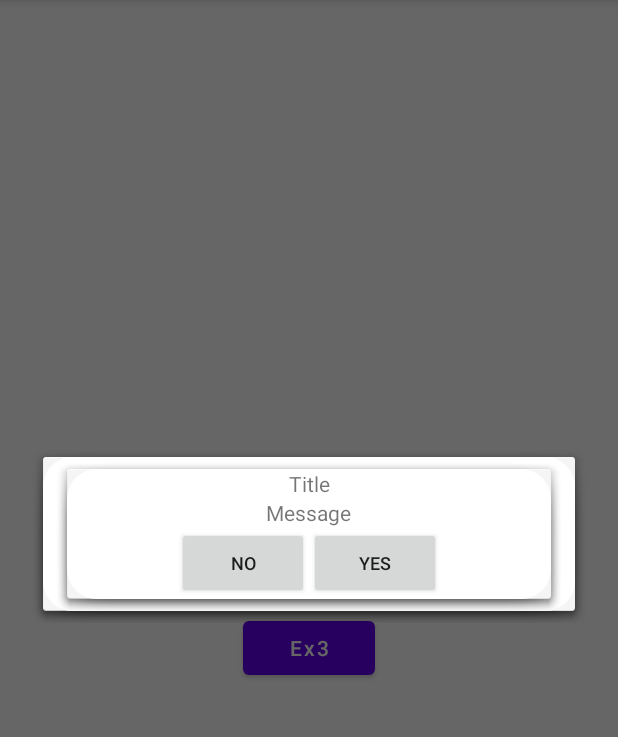
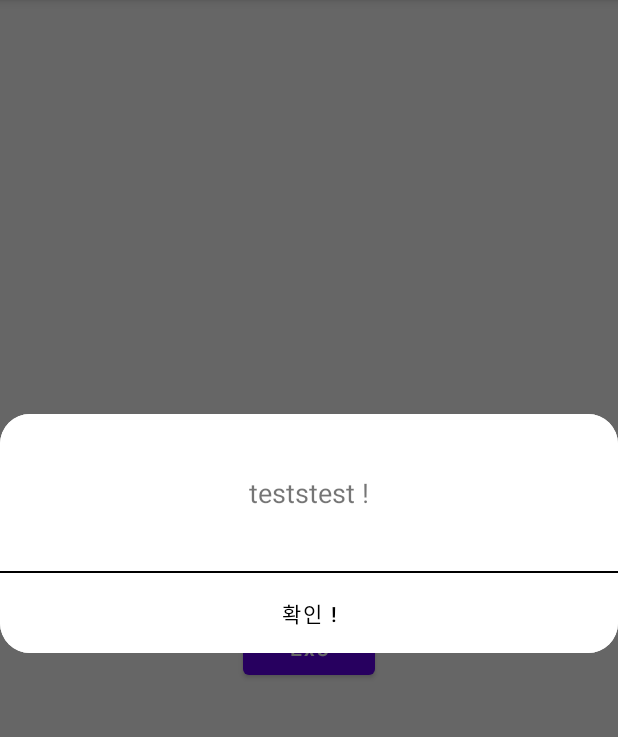
Before and after one commit to HYUNJUNEPARK/AlertDialogEx, an Android app: the screen it shows after launch (MainActivity), after a tap on "Ex1", on a phone screen of 412 x 824 dp, the part 84-821 px from its top. Run offline under Robolectric (Android 15) with nearby library versions, the phone set to English and light mode, and no system bars; our stand-ins replace data binding; Roboto replaces fonts that are not available here.

Commit message:
feat: ex01 완성

```diff
--- a/app/src/main/java/com/study/customex/AlertDialogManager.kt
+++ b/app/src/main/java/com/study/customex/AlertDialogManager.kt
@@ -5,7 +5,6 @@ import android.content.Context
 import android.util.Log
 import android.view.LayoutInflater
 import android.widget.TextView
-import android.widget.Toast
 import androidx.appcompat.widget.AppCompatButton
 
 class AlertDialogManager(private val context: Context) {
@@ -60,7 +59,7 @@ class AlertDialogManager(private val context: Context) {
         positiveFun: () -> Unit,
         negativeFun: (() -> Unit)? = null
     ) {
-        val view = LayoutInflater.from(context).inflate(R.layout.dialog_ex_01, null)
+        val view = LayoutInflater.from(context).inflate(R.layout.dialog_ex_00, null)
         view.findViewById<TextView>(R.id.text_view_ex_01_title).text = title
         view.findViewById<TextView>(R.id.text_view_ex_01_content).text = message
 
--- a/app/src/main/java/com/study/customex/MainActivity.kt
+++ b/app/src/main/java/com/study/customex/MainActivity.kt
@@ -19,80 +19,24 @@ class MainActivity : AppCompatActivity() {
 
     //Ex1
     fun onEx1() {
-        AlertDialogManager(this).showXmlLayoutDialog(
-            "Title",
-            "Message",
-            "YES",
-            "NO",
-            ::testFun,
-            ::testFun2
-        )
-
-//        Dialog(this).apply {
-//            setContentView(R.layout.dialog_ex_01)
-//            this.findViewById<TextView>(R.id.text_view_ex_01_title).text = "Ex1 AlertDialog"
-//            this.findViewById<TextView>(R.id.contentTextView).text = "Alert Contents"
-//
-//            this.findViewById<AppCompatButton>(R.id.btnNegative).apply {
-//                text = "N"
-//                setOnClickListener {
-//                    dismiss()
-//                }
-//            }
-//
-//            this.findViewById<AppCompatButton>(R.id.btnPositive).apply {
-//                text = "Y"
-//                setOnClickListener {
-//                    Toast.makeText(context, "positive button", Toast.LENGTH_SHORT).show()
-//                }
-//            }
-//            show()
-//        }
+        MyCustomDialog(
+            this,
+            "teststest !",
+            "확인 !",
+            positiveFun = ::testFun
+        ).showEx1Dialog()
     }
 
-    //Ex4
+    //Ex2
     fun onEx2() {
-        val act = this ?: return
-
-//        MyCustomDialogWithYN(act, "이 문의 내용을\n수정 하시겠습니까?",
-//            "수정하기",
-//            "취소",
-//            resources.getColor(R.color.purple_200),
-//            resources.getColor(R.color.teal_200), act,
-//            {
-//                testFun()
-//            },
-//            {}).showDialog()
-
-        MyCustomDialog(
-            this,
-            "인증시간이 초과되었습니다. 인증 요청을 다시 진행해주시기 바랍니다.",
-            "확인"
-        ) {/*확인 버튼 클릭 시 실행*/}.showDialog()
-
-
-
-//        val view = LayoutInflater.from(this).inflate(R.layout.custom_sample_dialog_02, null)
-//        view.findViewById<TextView>(R.id.text_view_ex_01_title).text = "Ex3 AlertDialog"
-//        val alertDialog = AlertDialog.Builder(this, R.style.Them_Dialog_Ex_01)
-//            .setView(view)
-//            .setCancelable(false)
-//            .create()
-//        view.findViewById<AppCompatButton>(R.id.btnPositive2).apply {
-//            this.text = "Y"
-//            this.setOnClickListener {
-//                Toast.makeText(context, "positive button", Toast.LENGTH_SHORT).show()
-//            }
-//        }
-//        view.findViewById<AppCompatButton>(R.id.btnNegative2).apply {
-//            this.text = "N"
-//            this.setOnClickListener {
-//                alertDialog.dismiss()
-//            }
-//        }
-//        alertDialog.show()
+//        MyCustomDialog(
+//            this,
+//            "teststest",
+//            "확인"
+//        ) {/*확인 버튼 클릭 시 실행*/}.showEx2Dialog()
     }
 
+    //Ex3
     fun onEx3() {
         AlertDialogManager(this).showPlainAlertDialog(
             "Title",
--- a/app/src/main/java/com/study/customex/MyCustomDialog.kt
+++ b/app/src/main/java/com/study/customex/MyCustomDialog.kt
@@ -4,33 +4,33 @@ import android.app.Dialog
 import android.content.Context
 import android.graphics.Color
 import android.graphics.drawable.ColorDrawable
-import android.util.Log
 import android.view.LayoutInflater
 import android.view.View
 import android.widget.Button
 import android.widget.LinearLayout
 import android.widget.TextView
+import com.google.android.material.button.MaterialButton
 
 /**
  * @param context
  * @param content
- * @param btnContent
- * @param parameterFunction
+ * @param positiveBtnContent
+ * @param positiveFun
  */
 class MyCustomDialog(
     private val context: Context,
     private val content: String,
-    private val btnContent: String,
-    private val parameterFunction: () -> Unit,
+    private val positiveBtnContent: String,
+    private val negativeBtnContent: String? = null,
+    private val positiveFun: (() -> Unit)? = null,
+    private val negativeFun: (() -> Unit)? = null,
 ) {
-
     companion object {
-        var isDialogShowing = false
-        val TAG = "testLog"
+        var isDialogShowing = false //dialog 객체가 이미 떠있는 상태라면 중복으로 띄우지 않음
     }
 
     private val dialog: Dialog
-    private var view: View
+    private var layoutParams: LinearLayout.LayoutParams
 
     init {
         dialog = object : Dialog(context, R.style.Theme_Dialog) {
@@ -44,41 +44,94 @@ class MyCustomDialog(
                 isDialogShowing = false
             }
 
-            override fun onBackPressed() { //다이얼로그가 떠있는 상태에서 시스템 Back 클릭 했을 때
-                super.onBackPressed()
-            }
+//            override fun onBackPressed() { //다이얼로그가 떠있는 상태에서 시스템 Back 클릭 했을 때
+//                super.onBackPressed()
+//            }
         }
 
-        val layoutParams = LinearLayout.LayoutParams(
+       layoutParams = LinearLayout.LayoutParams(
             /*width*/ LinearLayout.LayoutParams.MATCH_PARENT,
             /*height*/LinearLayout.LayoutParams.MATCH_PARENT
         )
+    } //init
 
-        view = buildView(context)
-
-        dialog.setContentView(view, layoutParams)
-        dialog.window?.setBackgroundDrawable(ColorDrawable(Color.TRANSPARENT))
-    }
-
-    private fun buildView(context: Context): View {
+    private fun buildEx1View(context: Context): View {
         val inflater = LayoutInflater.from(context)
-        val view = inflater.inflate(R.layout.membership_custom_popup, null)
+        val view = inflater.inflate(R.layout.dialog_ex_01, null)
         (view.findViewById(R.id.txt_content) as TextView).text = content
-        (view.findViewById(R.id.btn_confirm) as Button).text = btnContent
-
-        (view.findViewById(R.id.btn_confirm) as Button).setOnClickListener() {
+        (view.findViewById(R.id.btn_confirm) as Button).text = positiveBtnContent
+        (view.findViewById(R.id.btn_confirm) as Button).setOnClickListener {
             dialog.dismiss()
-            parameterFunction()
+            positiveFun?.invoke()
         }
 
         return view
     }
 
-    fun showDialog() {
-        if (isDialogShowing) { //dialog 객체가 이미 떠있는 상태라면 중복으로 띄우지 않음
+    private fun buildEx2View(context: Context): View {
+        val inflater = LayoutInflater.from(context)
+        val view = inflater.inflate(R.layout.membership_custom_withyn_popup, null)
+        (view.findViewById(R.id.btn_no_custompopup_withyn) as TextView).text = positiveBtnContent
+        (view.findViewById(R.id.btn_yes_custompopup_withyn) as TextView).text = negativeBtnContent
+
+        //(view.findViewById(R.id.btn_no_custompopup_withyn) as TextView).setTextColor(colorNbtnText)
+        //(view.findViewById(R.id.btn_yes_custompopup_withyn) as TextView).setTextColor(colorYbtnText)
+        //<editor-fold desc="for temp. for 1차 스프린트.">
+
+//        if (Build.VERSION.SDK_INT >= Build.VERSION_CODES.O) {
+//            if (ybtnText == "탈퇴하기") {
+//                (view.findViewById(R.id.btn_yes_custompopup_withyn) as TextView).setTypeface(
+//                    activity.resources.getFont(R.font.pretendard_bold))
+//            }
+//            if (ybtnText == "본인 인증") {
+//                (view.findViewById(R.id.txt_content_custompopup_withyn) as TextView).text =
+//                    Html.fromHtml(activity.resources.getString(R.string.app_name))
+//                (view.findViewById(R.id.btn_yes_custompopup_withyn) as TextView).setTypeface(
+//                    activity.resources.getFont(R.font.pretendard_bold))
+//            } else {
+//                (view.findViewById(R.id.txt_content_custompopup_withyn) as TextView).text = content
+//            }
+//        }
+
+        (view.findViewById(R.id.btn_no_custompopup_withyn) as MaterialButton).setOnClickListener {
+            dialog.dismiss()
+            //parameterNFunction()
+        }
+        //</editor-fold>
+
+        (view.findViewById(R.id.btn_yes_custompopup_withyn) as MaterialButton).setOnClickListener {
+            dialog.dismiss()
+            //negativeFun()
+        }
+        return view
+    }
+
+    /**
+     *
+     */
+    fun showEx1Dialog() {
+        if (isDialogShowing) {
             return
         }
+        val view = buildEx1View(context)
+        dialog.setContentView(view, layoutParams)
+        dialog.window?.setBackgroundDrawable(ColorDrawable(Color.TRANSPARENT)) //set transparent to see the rounded corners
+
         dialog.show()
         isDialogShowing = true
     }
+
+    fun showEx2Dialog() {
+        if (isDialogShowing) {
+            return
+        }
+        val view = buildEx2View(context)
+        dialog.setContentView(view, layoutParams)
+        dialog.window?.setBackgroundDrawable(ColorDrawable(Color.TRANSPARENT)) //set transparent to see the rounded corners
+        dialog.show()
+
+        isDialogShowing = true
+    }
+
+
 }
--- a/app/src/main/java/com/study/customex/MyCustomDialogWithYN.kt
+++ b/app/src/main/java/com/study/customex/MyCustomDialogWithYN.kt
@@ -43,7 +43,6 @@ class MyCustomDialogWithYN(
             LinearLayout.LayoutParams.MATCH_PARENT)
         view = buildView(context)
         dialog.setContentView(view, lp)
-        //set transparent to see the rounded corners
         dialog.window?.setBackgroundDrawable(ColorDrawable(Color.TRANSPARENT))
     }
 
--- a/app/src/main/res/drawable/layout_membership_dialog.xml
+++ b/app/src/main/res/drawable/layout_membership_dialog.xml
@@ -1,5 +1,5 @@
 <?xml version="1.0" encoding="utf-8"?>
 <shape xmlns:android="http://schemas.android.com/apk/res/android">
-    <solid android:color="@color/white" />
+    <solid android:color="#FFFFFF" />
     <corners android:topLeftRadius="20dp" android:topRightRadius="20dp" android:bottomLeftRadius="20dp" android:bottomRightRadius="20dp"/>
 </shape>
--- a/app/src/main/res/layout/dialog_ex_01.xml
+++ b/app/src/main/res/layout/dialog_ex_01.xml
@@ -1,50 +1,35 @@
 <?xml version="1.0" encoding="utf-8"?>
-<layout xmlns:android="http://schemas.android.com/apk/res/android"
-    xmlns:tools="http://schemas.android.com/tools">
-    <LinearLayout
-        android:layout_width="wrap_content"
+<LinearLayout xmlns:android="http://schemas.android.com/apk/res/android"
+    android:layout_width="match_parent"
+    android:layout_height="match_parent"
+    xmlns:tools="http://schemas.android.com/tools"
+    android:orientation="vertical"
+    android:layout_marginStart="16dp"
+    android:layout_marginEnd="16dp">
+
+    <TextView
+        android:id="@+id/txt_content"
+        android:layout_width="match_parent"
         android:layout_height="wrap_content"
-        android:layout_gravity="center"
+        android:layout_marginHorizontal="20dp"
+        android:layout_marginTop="40dp"
         android:gravity="center"
-        android:orientation="vertical">
+        android:textSize="18sp"
+        tools:text="txtContent" />
 
-        <TextView
-            android:id="@+id/text_view_ex_01_title"
-            android:layout_width="match_parent"
-            android:layout_height="wrap_content"
-            android:gravity="center"
-            tools:text = "Dialog Title"
-            tools:background="#70D9D5E1"/>
+    <View
+        android:layout_width="match_parent"
+        android:layout_height="1dp"
+        android:layout_marginTop="40dp"
+        android:background="@color/black" />
 
-        <TextView
-            android:id="@+id/text_view_ex_01_content"
-            tools:text = "Dialog Content"
-            android:layout_width="wrap_content"
-            android:layout_height="wrap_content"/>
+    <Button
+        android:id="@+id/btn_confirm"
+        android:layout_width="match_parent"
+        android:layout_height="53dp"
+        android:textAllCaps="false"
+        android:background="?android:selectableItemBackground"
+        android:textColor="@color/black"
+        tools:text="btnConfirm" />
 
-        <LinearLayout
-            android:layout_width="wrap_content"
-            android:layout_height="wrap_content"
-            android:orientation="horizontal">
-
-            <androidx.appcompat.widget.AppCompatButton
-                android:id="@+id/button_ex_01_negative"
-                android:layout_width="wrap_content"
-                android:layout_height="wrap_content"
-                tools:text = "NO"
-                android:layout_weight="1"
-                android:textAllCaps="false"
-                android:textSize="12sp" />
-
-            <androidx.appcompat.widget.AppCompatButton
-                android:id="@+id/button_ex_01_positive"
-                android:layout_width="wrap_content"
-                android:layout_height="wrap_content"
-                android:layout_weight="1"
-                tools:text = "YES"
-                android:textAllCaps="false"
-                android:textSize="12sp" />
-        </LinearLayout>
-
-    </LinearLayout>
-</layout>
+</LinearLayout>
--- a/app/src/main/res/values/style.xml
+++ b/app/src/main/res/values/style.xml
@@ -22,4 +22,5 @@
         <item name="android:windowMinWidthMinor">90%</item>
         <item name="android:background">@drawable/layout_membership_dialog</item>
     </style>
+
 </resources>
```
Also changed, not shown: app/src/main/res/layout/dialog_ex_00.xml (added, +50 -0 lines), app/src/main/res/layout/dialog_ex_02.xml (added, +7 -0 lines), app/src/main/res/layout/membership_custom_popup.xml (deleted, +0 -31 lines).
